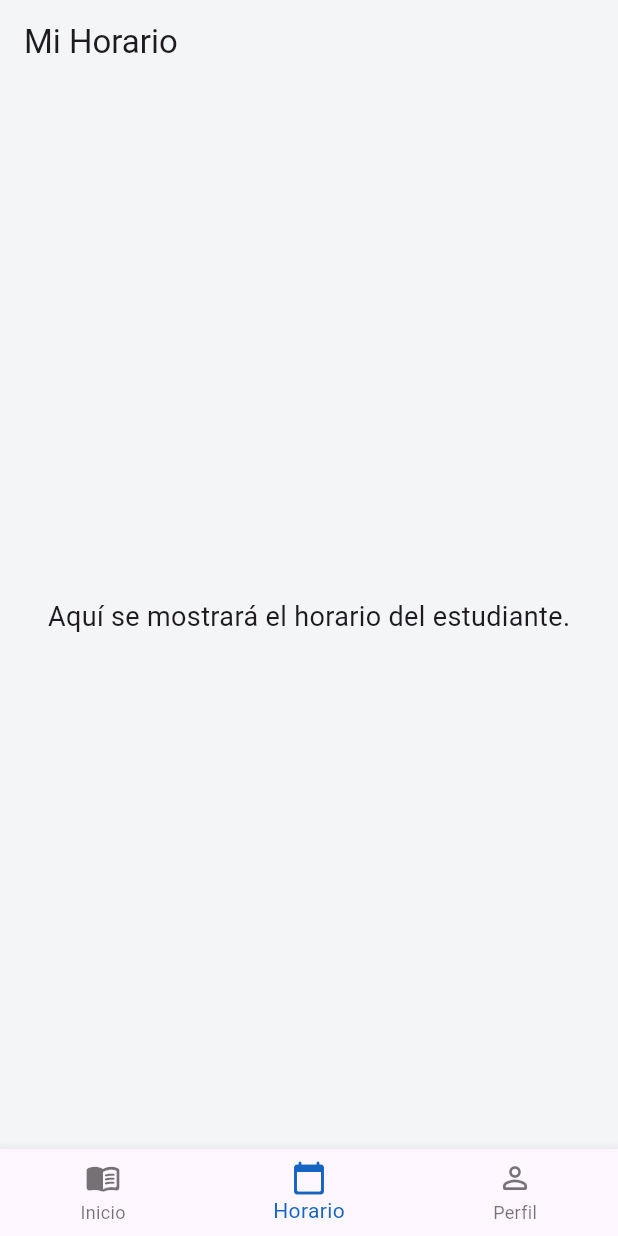
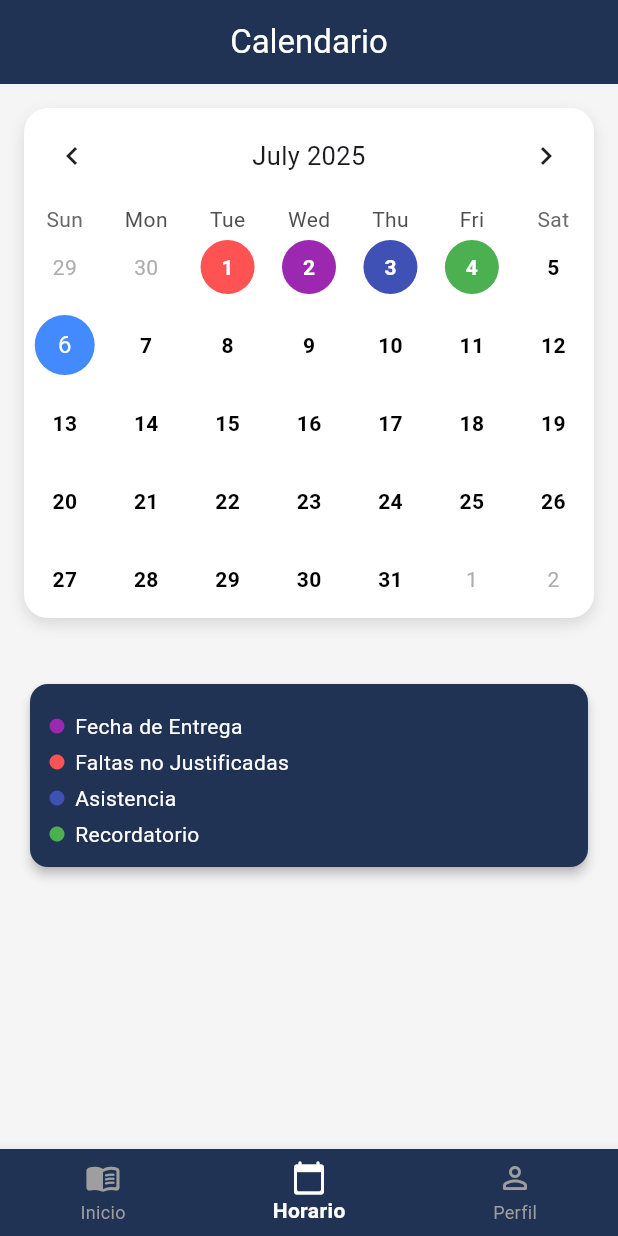
Before and after one commit to CristianJ23/fine-tuned-english, a Flutter app: the screen it shows after launch, item 2 of the bottom bar chosen, on a phone screen of 412 x 824 dp. Run offline on Flutter 3.47's test engine with Material 3 defaults, Android fonts, the phone set to English and light mode, and no system bars; drawn by our look-alikes of table_calendar.

Commit message:
Subida inicial del proyecto

```diff
--- /dev/null
+++ b/FineTunedEnglish/app/lib/presentation/pages/calendar_page.dart
@@ -0,0 +1,273 @@
+import 'package:flutter/material.dart';
+import 'package:table_calendar/table_calendar.dart';
+
+class CalendarPage extends StatefulWidget {
+  const CalendarPage({super.key});
+
+  @override
+  State<CalendarPage> createState() => _CalendarScreenState();
+}
+
+class _CalendarScreenState extends State<CalendarPage> {
+  DateTime _focusedDay = DateTime.now();
+  DateTime? _selectedDay;
+
+  final Map<DateTime, String> statusMap = {
+    DateTime.utc(2025, 7, 1): 'falta',
+    DateTime.utc(2025, 7, 2): 'deber',
+    DateTime.utc(2025, 7, 3): 'asistencia',
+    DateTime.utc(2025, 7, 4): 'recordatorio',
+  };
+
+  @override
+  Widget build(BuildContext context) {
+    return Scaffold(
+      backgroundColor: Colors.grey[100],
+      appBar: AppBar(
+        backgroundColor: const Color(0xFF213354),
+        title: const Text(
+          'Calendario',
+          style: TextStyle(color: Colors.white),
+        ),
+        centerTitle: true,
+        iconTheme: const IconThemeData(color: Colors.white),
+      ),
+      body: SingleChildScrollView(
+        padding: const EdgeInsets.all(16),
+        child: Column(
+          children: [
+            _buildCalendar(),
+            const SizedBox(height: 20),
+            if (_selectedDay != null) _buildDayInfoSection(_selectedDay!),
+            const SizedBox(height: 20),
+            _buildLegendCard(),
+          ],
+        ),
+      ),
+    );
+  }
+
+  Widget _buildCalendar() {
+    return Container(
+      decoration: BoxDecoration(
+        color: Colors.white,
+        borderRadius: BorderRadius.circular(16),
+        boxShadow: const [
+          BoxShadow(
+            color: Colors.black12,
+            blurRadius: 8,
+            offset: Offset(0, 4),
+          ),
+        ],
+      ),
+      child: TableCalendar(
+        firstDay: DateTime.utc(2025, 1, 1),
+        lastDay: DateTime.utc(2025, 12, 31),
+        focusedDay: _focusedDay,
+        selectedDayPredicate: (day) => isSameDay(_selectedDay, day),
+        onDaySelected: (selectedDay, focusedDay) {
+          setState(() {
+            _selectedDay = selectedDay;
+            _focusedDay = focusedDay;
+          });
+        },
+        headerStyle: const HeaderStyle(
+          formatButtonVisible: false,
+          titleCentered: true,
+        ),
+        calendarStyle: const CalendarStyle(
+          todayDecoration: BoxDecoration(
+            color: Colors.blueAccent,
+            shape: BoxShape.circle,
+          ),
+          selectedDecoration: BoxDecoration(
+            shape: BoxShape.circle,
+          ),
+          weekendTextStyle: TextStyle(color: Colors.red),
+        ),
+        calendarBuilders: CalendarBuilders(
+          defaultBuilder: (context, day, _) {
+            final key = DateTime.utc(day.year, day.month, day.day);
+            final status = statusMap[key];
+
+            Color? bgColor;
+            Color textColor = Colors.black;
+
+            switch (status) {
+              case 'falta':
+                bgColor = Colors.redAccent;
+                textColor = Colors.white;
+                break;
+              case 'deber':
+                bgColor = Colors.purple;
+                textColor = Colors.white;
+                break;
+              case 'asistencia':
+                bgColor = Colors.indigo;
+                textColor = Colors.white;
+                break;
+              case 'recordatorio':
+                bgColor = Colors.green;
+                textColor = Colors.white;
+                break;
+            }
+
+            final isSelected = isSameDay(_selectedDay, day);
+
+            return Center(
+              child: Container(
+                width: 36,
+                height: 36,
+                decoration: BoxDecoration(
+                  color: isSelected ? Colors.white : bgColor,
+                  shape: BoxShape.circle,
+                  border: isSelected
+                      ? Border.all(color: Colors.deepPurple, width: 2)
+                      : null,
+                ),
+                alignment: Alignment.center,
+                child: Text(
+                  '${day.day}',
+                  style: TextStyle(
+                    color: isSelected ? Colors.black : textColor,
+                    fontWeight: FontWeight.w600,
+                  ),
+                ),
+              ),
+            );
+          },
+        ),
+      ),
+    );
+  }
+
+  Widget _buildDayInfoSection(DateTime day) {
+    final key = DateTime.utc(day.year, day.month, day.day);
+    final status = statusMap[key];
+
+    IconData icon;
+    String title;
+    String message;
+    Color color;
+
+    switch (status) {
+      case 'falta':
+        icon = Icons.warning_amber_rounded;
+        title = "Falta injustificada";
+        message = "Pulsa para justificar esta falta.";
+        color = Colors.redAccent;
+        break;
+      case 'deber':
+        icon = Icons.book;
+        title = "Fecha de Entrega";
+        message = "Tienes un deber asignado este día.";
+        color = Colors.purple;
+        break;
+      case 'asistencia':
+        icon = Icons.check_circle;
+        title = "Asistencia";
+        message = "Asistencia registrada correctamente.";
+        color = Colors.indigo;
+        break;
+      case 'recordatorio':
+        icon = Icons.notifications;
+        title = "Recordatorio";
+        message = "Tienes algo pendiente este día.";
+        color = Colors.green;
+        break;
+      default:
+        icon = Icons.info_outline;
+        title = "Sin eventos";
+        message = "No hay eventos registrados para esta fecha.";
+        color = Colors.grey;
+    }
+
+    return Card(
+      color: color.withOpacity(0.1),
+      shape: RoundedRectangleBorder(borderRadius: BorderRadius.circular(12)),
+      child: ListTile(
+        leading: Icon(icon, color: color, size: 30),
+        title: Text(
+          '$title (${day.toLocal().toString().split(" ")[0]})',
+          style: TextStyle(fontWeight: FontWeight.bold, color: color),
+        ),
+        subtitle: Text(message),
+        onTap: status == 'falta' ? () => _justificarFalta(day) : null,
+      ),
+    );
+  }
+
+  Widget _buildLegendCard() {
+    return Card(
+      elevation: 3,
+      shape: RoundedRectangleBorder(borderRadius: BorderRadius.circular(12)),
+      color: const Color(0xFF213354),
+      child: Padding(
+        padding: const EdgeInsets.all(12.0),
+        child: Column(
+          crossAxisAlignment: CrossAxisAlignment.start,
+          children: const [
+            SizedBox(height: 6),
+            Row(
+              children: [
+                Icon(Icons.circle, color: Colors.purple, size: 12),
+                SizedBox(width: 6),
+                Text("Fecha de Entrega", style: TextStyle(color: Colors.white))
+              ],
+            ),
+            SizedBox(height: 4),
+            Row(
+              children: [
+                Icon(Icons.circle, color: Colors.redAccent, size: 12),
+                SizedBox(width: 6),
+                Text("Faltas no Justificadas", style: TextStyle(color: Colors.white))
+              ],
+            ),
+            SizedBox(height: 4),
+            Row(
+              children: [
+                Icon(Icons.circle, color: Colors.indigo, size: 12),
+                SizedBox(width: 6),
+                Text("Asistencia", style: TextStyle(color: Colors.white))
+              ],
+            ),
+            SizedBox(height: 4),
+            Row(
+              children: [
+                Icon(Icons.circle, color: Colors.green, size: 12),
+                SizedBox(width: 6),
+                Text("Recordatorio", style: TextStyle(color: Colors.white))
+              ],
+            ),
+          ],
+        ),
+      ),
+    );
+  }
+
+  void _justificarFalta(DateTime day) {
+    showDialog(
+      context: context,
+      builder: (_) => AlertDialog(
+        title: const Text("Justificar falta"),
+        content: Text("¿Deseas justificar la falta del ${day.toLocal().toString().split(" ")[0]}?"),
+        actions: [
+          TextButton(
+            onPressed: () => Navigator.pop(context),
+            child: const Text("Cancelar"),
+          ),
+          TextButton(
+            onPressed: () {
+              Navigator.pop(context);
+              ScaffoldMessenger.of(context).showSnackBar(
+                const SnackBar(content: Text('Falta justificada correctamente')),
+              );
+              // Aquí podrías actualizar el estado en statusMap o en tu backend
+            },
+            child: const Text("Justificar"),
+          ),
+        ],
+      ),
+    );
+  }
+}
--- a/FineTunedEnglish/app/lib/presentation/pages/main_screen.dart
+++ b/FineTunedEnglish/app/lib/presentation/pages/main_screen.dart
@@ -1,7 +1,7 @@
 import 'package:flutter/material.dart';
 import 'home_page.dart';
-import 'schedule_page.dart';
 import 'profile_page.dart';
+import 'calendar_page.dart';
 
 class MainScreen extends StatefulWidget {
   const MainScreen({super.key});
@@ -11,16 +11,14 @@ class MainScreen extends StatefulWidget {
 }
 
 class _MainScreenState extends State<MainScreen> {
-  int _selectedIndex = 0; // Índice de la pestaña seleccionada, empieza en 0 (Inicio)
+  int _selectedIndex = 0;
 
-  // Lista de las páginas que se mostrarán
   static const List<Widget> _widgetOptions = <Widget>[
     HomePage(),
-    SchedulePage(),
+    CalendarPage(),
     ProfilePage(),
   ];
 
-  // Método que se llama cuando se toca una pestaña
   void _onItemTapped(int index) {
     setState(() {
       _selectedIndex = index;
@@ -30,27 +28,29 @@ class _MainScreenState extends State<MainScreen> {
   @override
   Widget build(BuildContext context) {
     return Scaffold(
-      body: Center(
-        child: _widgetOptions.elementAt(_selectedIndex), // Muestra la página seleccionada
-      ),
+      body: _widgetOptions.elementAt(_selectedIndex),
       bottomNavigationBar: BottomNavigationBar(
-        items: const <BottomNavigationBarItem>[
+        backgroundColor: const Color(0xFF213354), // Fondo azul oscuro
+        items: const [
           BottomNavigationBarItem(
-            icon: Icon(Icons.menu_book_rounded), // Ícono de libro para Inicio
+            icon: Icon(Icons.menu_book_rounded),
             label: 'Inicio',
           ),
           BottomNavigationBarItem(
-            icon: Icon(Icons.calendar_today_rounded), // Ícono de calendario para Horario
+            icon: Icon(Icons.calendar_today_rounded),
             label: 'Horario',
           ),
           BottomNavigationBarItem(
-            icon: Icon(Icons.person_outline_rounded), // Ícono de persona para Perfil
+            icon: Icon(Icons.person_outline_rounded),
             label: 'Perfil',
           ),
         ],
-        currentIndex: _selectedIndex, // La pestaña actualmente activa
-        selectedItemColor: Colors.blue[800], // Color del ícono seleccionado
-        onTap: _onItemTapped, // Función que se ejecuta al tocar
+        currentIndex: _selectedIndex,
+        selectedItemColor: Colors.white, // Ítem seleccionado en blanco
+        unselectedItemColor: Colors.grey, // Ítems no seleccionados en gris
+        onTap: _onItemTapped,
+        type: BottomNavigationBarType.fixed,
+        selectedLabelStyle: const TextStyle(fontWeight: FontWeight.bold),
       ),
     );
   }
--- a/FineTunedEnglish/app/lib/presentation/pages/schedule_page.dart
+++ /dev/null
@@ -1,23 +0,0 @@
-import 'package:flutter/material.dart';
-
-class SchedulePage extends StatelessWidget {
-  const SchedulePage({super.key});
-
-  @override
-  Widget build(BuildContext context) {
-    // --- CAMBIO AQUÍ ---
-    // Se eliminó el 'const' de Scaffold
-    return Scaffold(
-      appBar: AppBar(
-        title: const Text('Mi Horario'),
-        backgroundColor: const Color(0xFFF4F5F7),
-      ),
-      body: const Center(
-        child: Text(
-          'Aquí se mostrará el horario del estudiante.',
-          style: TextStyle(fontSize: 18),
-        ),
-      ),
-    );
-  }
-}
```
Also changed, not shown: FineTunedEnglish/app/lib/presentation/pages/profile_page.dart (+93 -8 lines), FineTunedEnglish/app/pubspec.yaml (+3 -70 lines), FineTunedEnglish/app/pubspec.lock, 1 other file.
